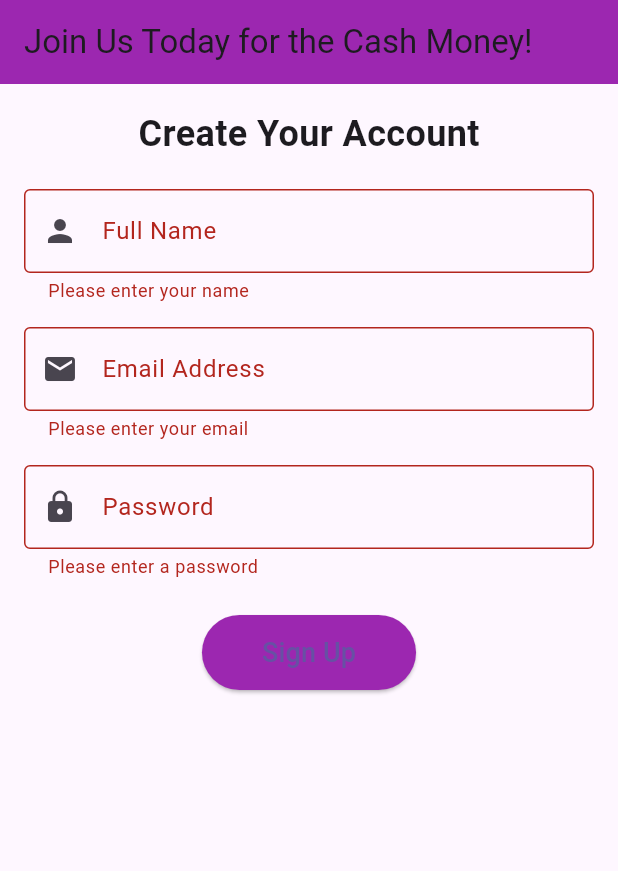
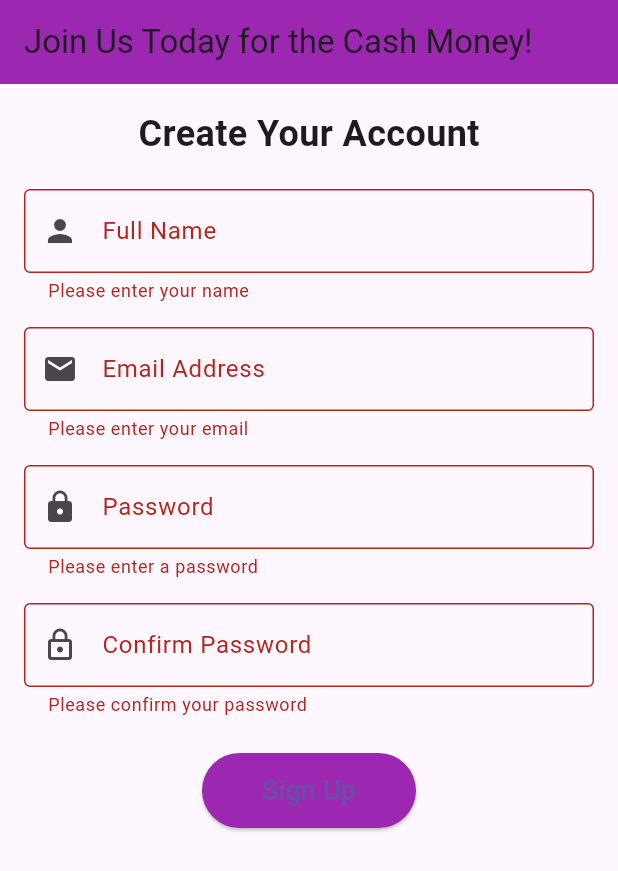
Before and after one commit to RolenaW/signup, a Flutter app: the screen it shows after launch, after a tap on "Sign Up", on a phone screen of 412 x 824 dp. Shown: the top 871 px of the screen. Run offline on Flutter 3.47's test engine with Material 3 defaults, Android fonts, the phone set to English and light mode, and no system bars.

Commit message:
confirm password added and naviagtion push added.

```diff
--- a/lib/main.dart
+++ b/lib/main.dart
@@ -33,6 +33,7 @@
   final TextEditingController _nameController = TextEditingController();
   final TextEditingController _emailController = TextEditingController();
   final TextEditingController _passwordController = TextEditingController();
+  final TextEditingController _confirmPasswordController = TextEditingController();
 
   @override
   Widget build(BuildContext context) {
@@ -109,16 +110,37 @@
                   return null;
                 },
               ),
+              const SizedBox (height: 16), //confirm password
+              TextFormField(
+                controller: _confirmPasswordController,
+                obscureText: true,
+                decoration: const InputDecoration(
+                  labelText: "Confirm Password",
+                  prefixIcon: Icon(Icons.lock_outline),
+                  border: OutlineInputBorder(),
+                ),
+                validator: (value) {
+                  if (value == null || value.isEmpty) {
+                    return 'Please confirm your password';
+                  }
+                  if (value != _passwordController.text) {
+                    return 'Passwords do not match';
+                  }
+                  return null;
+                },
+              ),
               const SizedBox(height: 24),
 
               // 🚀 Sign Up Button
               ElevatedButton(
                 onPressed: () {
                   if (_formKey.currentState!.validate()) {
-                    ScaffoldMessenger.of(context).showSnackBar(
-                      const SnackBar(
-                        content: Text('Welcome! Account created successfully.'),
-                        backgroundColor: Colors.green,
+                    Navigator.push(
+                      context,
+                      MaterialPageRoute(
+                        builder: (context) => WelcomeScreen(
+                          name: _nameController.text,
+                        ),
                       ),
                     );
                   }
```
